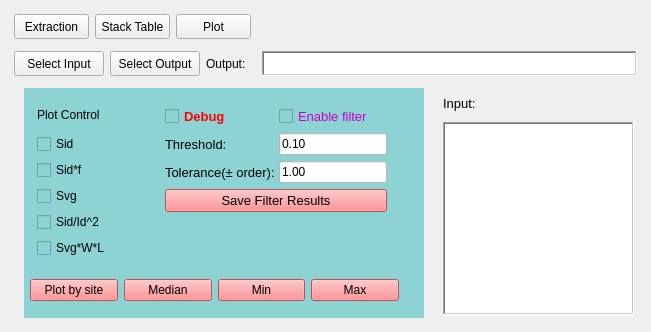
The window that ui/noise_tool_tab.ui (howlandhuang/Modular-Tool-gf) describes before a commit, drawn with Qt 5.
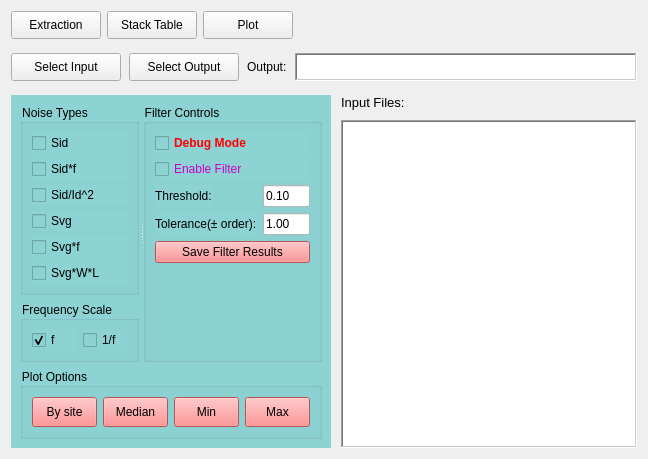
The same window after the commit. The open tabs and pages were chosen to show the change.

Diff of the .ui file:
```diff
--- a/ui/noise_tool_tab.ui
+++ b/ui/noise_tool_tab.ui
@@ -6,34 +6,43 @@
    <rect>
     <x>0</x>
     <y>0</y>
-    <width>647</width>
-    <height>330</height>
+    <width>648</width>
+    <height>406</height>
    </rect>
   </property>
   <property name="windowTitle">
    <string>Form</string>
   </property>
-  <layout class="QVBoxLayout" name="verticalLayout_6">
+  <layout class="QVBoxLayout" name="mainLayout" stretch="0,0,1">
    <item>
-    <layout class="QHBoxLayout" name="horizontalLayout_3">
+    <layout class="QHBoxLayout" name="navigationLayout">
+     <property name="spacing">
+      <number>6</number>
+     </property>
      <property name="leftMargin">
-      <number>3</number>
+      <number>0</number>
      </property>
      <property name="topMargin">
-      <number>3</number>
+      <number>0</number>
      </property>
      <property name="rightMargin">
-      <number>3</number>
+      <number>0</number>
      </property>
      <property name="bottomMargin">
-      <number>3</number>
+      <number>0</number>
      </property>
      <item>
       <widget class="QPushButton" name="data_extraction_tab_btn">
+       <property name="minimumSize">
+        <size>
+         <width>90</width>
+         <height>28</height>
+        </size>
+       </property>
        <property name="maximumSize">
         <size>
-         <width>75</width>
-         <height>25</height>
+         <width>16777215</width>
+         <height>28</height>
         </size>
        </property>
        <property name="text">
@@ -43,10 +52,16 @@
      </item>
      <item>
       <widget class="QPushButton" name="stack_table_tab_btn">
+       <property name="minimumSize">
+        <size>
+         <width>90</width>
+         <height>28</height>
+        </size>
+       </property>
        <property name="maximumSize">
         <size>
-         <width>75</width>
-         <height>25</height>
+         <width>16777215</width>
+         <height>28</height>
         </size>
        </property>
        <property name="text">
@@ -56,10 +71,16 @@
      </item>
      <item>
       <widget class="QPushButton" name="plot_tab_btn">
+       <property name="minimumSize">
+        <size>
+         <width>90</width>
+         <height>28</height>
+        </size>
+       </property>
        <property name="maximumSize">
         <size>
-         <width>75</width>
-         <height>25</height>
+         <width>16777215</width>
+         <height>28</height>
         </size>
        </property>
        <property name="text">
@@ -75,7 +96,7 @@
        <property name="sizeHint" stdset="0">
         <size>
          <width>40</width>
-         <height>25</height>
+         <height>20</height>
         </size>
        </property>
       </spacer>
@@ -83,31 +104,28 @@
     </layout>
    </item>
    <item>
-    <layout class="QHBoxLayout" name="horizontalLayout_4">
+    <layout class="QHBoxLayout" name="fileSelectionLayout">
+     <property name="spacing">
+      <number>8</number>
+     </property>
      <property name="leftMargin">
-      <number>3</number>
+      <number>0</number>
      </property>
      <property name="topMargin">
-      <number>3</number>
+      <number>8</number>
      </property>
      <property name="rightMargin">
-      <number>3</number>
+      <number>0</number>
      </property>
      <property name="bottomMargin">
-      <number>3</number>
+      <number>8</number>
      </property>
      <item>
       <widget class="QPushButton" name="input_selection_btn">
        <property name="minimumSize">
         <size>
-         <width>90</width>
-         <height>0</height>
-        </size>
-       </property>
-       <property name="maximumSize">
-        <size>
-         <width>90</width>
-         <height>25</height>
+         <width>110</width>
+         <height>28</height>
         </size>
        </property>
        <property name="text">
@@ -119,14 +137,8 @@
       <widget class="QPushButton" name="output_selection_btn">
        <property name="minimumSize">
         <size>
-         <width>90</width>
-         <height>0</height>
-        </size>
-       </property>
-       <property name="maximumSize">
-        <size>
-         <width>90</width>
-         <height>25</height>
+         <width>110</width>
+         <height>28</height>
         </size>
        </property>
        <property name="text">
@@ -136,24 +148,6 @@
      </item>
      <item>
       <widget class="QLabel" name="Output_label">
-       <property name="sizePolicy">
-        <sizepolicy hsizetype="Minimum" vsizetype="Fixed">
-         <horstretch>0</horstretch>
-         <verstretch>0</verstretch>
-        </sizepolicy>
-       </property>
-       <property name="minimumSize">
-        <size>
-         <width>50</width>
-         <height>0</height>
-        </size>
-       </property>
-       <property name="maximumSize">
-        <size>
-         <width>50</width>
-         <height>25</height>
-        </size>
-       </property>
        <property name="text">
         <string>Output:</string>
        </property>
@@ -161,22 +155,16 @@
      </item>
      <item>
       <widget class="QTextEdit" name="output_path_text">
-       <property name="sizePolicy">
-        <sizepolicy hsizetype="Minimum" vsizetype="Fixed">
-         <horstretch>0</horstretch>
-         <verstretch>0</verstretch>
-        </sizepolicy>
-       </property>
        <property name="minimumSize">
         <size>
-         <width>375</width>
-         <height>25</height>
+         <width>0</width>
+         <height>28</height>
         </size>
        </property>
        <property name="maximumSize">
         <size>
          <width>16777215</width>
-         <height>25</height>
+         <height>28</height>
         </size>
        </property>
        <property name="frameShape">
@@ -188,6 +176,9 @@
        <property name="verticalScrollBarPolicy">
         <enum>Qt::ScrollBarAlwaysOff</enum>
        </property>
+       <property name="horizontalScrollBarPolicy">
+        <enum>Qt::ScrollBarAlwaysOff</enum>
+       </property>
        <property name="readOnly">
         <bool>true</bool>
        </property>
@@ -196,45 +187,34 @@
     </layout>
    </item>
    <item>
-    <layout class="QHBoxLayout" name="horizontalLayout_5">
+    <layout class="QHBoxLayout" name="contentLayout" stretch="3,1">
+     <property name="spacing">
+      <number>10</number>
+     </property>
      <property name="leftMargin">
-      <number>3</number>
+      <number>0</number>
      </property>
      <property name="topMargin">
-      <number>3</number>
+      <number>0</number>
      </property>
      <property name="rightMargin">
-      <number>3</number>
+      <number>0</number>
      </property>
      <property name="bottomMargin">
-      <number>3</number>
-     </property>
-     <item>
-      <layout class="QVBoxLayout" name="verticalLayout">
-       <property name="leftMargin">
-        <number>10</number>
-       </property>
-       <property name="rightMargin">
-        <number>10</number>
+      <number>0</number>
        </property>
        <item>
         <widget class="QStackedWidget" name="stack_widget">
          <property name="sizePolicy">
-          <sizepolicy hsizetype="Fixed" vsizetype="Fixed">
+        <sizepolicy hsizetype="Fixed" vsizetype="Preferred">
            <horstretch>0</horstretch>
            <verstretch>0</verstretch>
           </sizepolicy>
          </property>
-         <property name="minimumSize">
-          <size>
-           <width>400</width>
-           <height>230</height>
-          </size>
-         </property>
          <property name="maximumSize">
           <size>
-           <width>400</width>
-           <height>230</height>
+         <width>320</width>
+         <height>16777215</height>
           </size>
          </property>
          <property name="styleSheet">
@@ -418,63 +398,20 @@
           </widget>
          </widget>
          <widget class="QWidget" name="plot_page">
-          <widget class="QWidget" name="verticalLayoutWidget_3">
-           <property name="geometry">
-            <rect>
-             <x>0</x>
-             <y>0</y>
-             <width>381</width>
-             <height>221</height>
-            </rect>
-           </property>
-           <layout class="QVBoxLayout" name="verticalLayout_5">
-            <property name="leftMargin">
-             <number>3</number>
-            </property>
-            <property name="topMargin">
-             <number>3</number>
-            </property>
-            <property name="rightMargin">
-             <number>3</number>
-            </property>
-            <property name="bottomMargin">
-             <number>3</number>
-            </property>
+        <layout class="QVBoxLayout" name="plotPageLayout">
             <item>
-             <layout class="QHBoxLayout" name="horizontalLayout_6">
-              <property name="leftMargin">
-               <number>5</number>
-              </property>
-              <property name="topMargin">
-               <number>5</number>
-              </property>
-              <property name="rightMargin">
-               <number>5</number>
-              </property>
-              <property name="bottomMargin">
-               <number>5</number>
-              </property>
+          <widget class="QSplitter" name="plotSplitter">
+           <property name="orientation">
+            <enum>Qt::Horizontal</enum>
+           </property>
+           <widget class="QWidget" name="plotControlsWidget">
+            <layout class="QVBoxLayout" name="plotControlsLayout">
               <item>
-               <layout class="QVBoxLayout" name="verticalLayout_4">
-                <property name="leftMargin">
-                 <number>5</number>
-                </property>
-                <property name="topMargin">
-                 <number>5</number>
-                </property>
-                <property name="rightMargin">
-                 <number>5</number>
-                </property>
-                <property name="bottomMargin">
-                 <number>5</number>
-                </property>
-                <item>
-                 <widget class="QLabel" name="page3">
-                  <property name="text">
-                   <string>Plot Control</string>
-                  </property>
-                 </widget>
-                </item>
+              <widget class="QGroupBox" name="noiseGroupBox">
+               <property name="title">
+                <string>Noise Types</string>
+               </property>
+               <layout class="QVBoxLayout" name="noiseTypesLayout">
                 <item>
                  <widget class="QCheckBox" name="sid_box">
                   <property name="text">
@@ -489,13 +426,6 @@
                   </property>
                  </widget>
                 </item>
-                <item>
-                 <widget class="QCheckBox" name="svg_box">
-                  <property name="text">
-                   <string>Svg</string>
-                  </property>
-                 </widget>
-                </item>
                 <item>
                  <widget class="QCheckBox" name="sid_id2_box">
                   <property name="text">
@@ -503,75 +433,84 @@
                   </property>
                  </widget>
                 </item>
+                <item>
+                 <widget class="QCheckBox" name="svg_box">
+                  <property name="text">
+                   <string>Svg</string>
+                  </property>
+                 </widget>
+                </item>
+                <item>
+                 <widget class="QCheckBox" name="svg_f_box">
+                  <property name="text">
+                   <string>Svg*f</string>
+                  </property>
+                 </widget>
+                </item>
                 <item>
                  <widget class="QCheckBox" name="svg_norm_box">
-                  <property name="sizePolicy">
-                   <sizepolicy hsizetype="MinimumExpanding" vsizetype="Fixed">
-                    <horstretch>0</horstretch>
-                    <verstretch>0</verstretch>
-                   </sizepolicy>
-                  </property>
                   <property name="text">
                    <string>Svg*W*L</string>
                   </property>
                  </widget>
                 </item>
                </layout>
+              </widget>
               </item>
               <item>
-               <layout class="QFormLayout" name="formLayout">
-                <property name="horizontalSpacing">
-                 <number>4</number>
-                </property>
-                <property name="leftMargin">
-                 <number>10</number>
-                </property>
-                <property name="topMargin">
-                 <number>10</number>
-                </property>
-                <property name="rightMargin">
-                 <number>10</number>
-                </property>
-                <property name="bottomMargin">
-                 <number>10</number>
-                </property>
-                <item row="0" column="0">
+              <widget class="QGroupBox" name="freqGroupBox">
+               <property name="title">
+                <string>Frequency Scale</string>
+               </property>
+               <layout class="QHBoxLayout" name="freqScaleLayout">
+                <item>
+                 <widget class="QCheckBox" name="f_box">
+                  <property name="text">
+                   <string>f</string>
+                  </property>
+                  <property name="checked">
+                   <bool>true</bool>
+                  </property>
+                 </widget>
+                </item>
+                <item>
+                 <widget class="QCheckBox" name="reciprocal_f_box">
+                  <property name="text">
+                   <string>1/f</string>
+                  </property>
+                 </widget>
+                </item>
+               </layout>
+              </widget>
+             </item>
+            </layout>
+           </widget>
+           <widget class="QWidget" name="filterControlsWidget">
+            <layout class="QVBoxLayout" name="filterControlsLayout">
+             <item>
+              <widget class="QGroupBox" name="filterGroupBox">
+               <property name="title">
+                <string>Filter Controls</string>
+               </property>
+               <layout class="QFormLayout" name="filterFormLayout">
+                <item row="0" column="0" colspan="2">
                  <widget class="QCheckBox" name="debug_mode_box">
                   <property name="font">
                    <font>
-                    <family>MS Shell Dlg 2</family>
-                    <pointsize>10</pointsize>
                     <weight>75</weight>
-                    <italic>false</italic>
                     <bold>true</bold>
-                    <underline>false</underline>
                    </font>
                   </property>
                   <property name="styleSheet">
                    <string notr="true">color: rgb(255, 0, 0);</string>
                   </property>
                   <property name="text">
-                   <string>Debug</string>
-                  </property>
-                  <property name="checked">
-                   <bool>false</bool>
-                  </property>
-                  <property name="autoRepeat">
-                   <bool>false</bool>
+                   <string>Debug Mode</string>
                   </property>
                  </widget>
                 </item>
-                <item row="0" column="1">
+                <item row="1" column="0" colspan="2">
                  <widget class="QCheckBox" name="filter_outliers_box">
-                  <property name="font">
-                   <font>
-                    <family>MS Shell Dlg 2</family>
-                    <pointsize>10</pointsize>
-                    <weight>50</weight>
-                    <italic>false</italic>
-                    <bold>false</bold>
-                   </font>
-                  </property>
                   <property name="styleSheet">
                    <string notr="true">font: 10pt &quot;MS Shell Dlg 2&quot;;
 color: rgb(202, 0, 202);
@@ -579,56 +518,18 @@
 </string>
                   </property>
                   <property name="text">
-                   <string>Enable filter</string>
-                  </property>
-                  <property name="checked">
-                   <bool>false</bool>
-                  </property>
-                  <property name="autoRepeat">
-                   <bool>false</bool>
+                   <string>Enable Filter</string>
                   </property>
                  </widget>
                 </item>
-                <item row="1" column="0">
+                <item row="2" column="0">
                  <widget class="QLabel" name="threshold_label">
-                  <property name="font">
-                   <font>
-                    <pointsize>10</pointsize>
-                   </font>
-                  </property>
                   <property name="text">
                    <string>Threshold:</string>
                   </property>
                  </widget>
                 </item>
-                <item row="2" column="0">
-                 <widget class="QLabel" name="tolerance_label">
-                  <property name="font">
-                   <font>
-                    <pointsize>10</pointsize>
-                   </font>
-                  </property>
-                  <property name="text">
-                   <string>Tolerance(± order):</string>
-                  </property>
-                 </widget>
-                </item>
-                <item row="3" column="0" colspan="2">
-                 <widget class="QPushButton" name="save_filtered_btn">
-                  <property name="font">
-                   <font>
-                    <pointsize>10</pointsize>
-                   </font>
-                  </property>
-                  <property name="styleSheet">
-                   <string notr="true">background-color: rgb(255, 116, 118);</string>
-                  </property>
-                  <property name="text">
-                   <string>Save Filter Results</string>
-                  </property>
-                 </widget>
-                </item>
-                <item row="1" column="1">
+                <item row="2" column="1">
                  <widget class="QLineEdit" name="filter_threshold_edit">
                   <property name="styleSheet">
                    <string notr="true">background-color: rgb(255, 255, 255);</string>
@@ -636,21 +537,16 @@
                   <property name="text">
                    <string>0.10</string>
                   </property>
-                  <property name="maxLength">
-                   <number>5</number>
+                 </widget>
+                </item>
+                <item row="3" column="0">
+                 <widget class="QLabel" name="tolerance_label">
+                  <property name="text">
+                   <string>Tolerance(± order):</string>
                   </property>
-                  <property name="frame">
-                   <bool>true</bool>
-                  </property>
-                  <property name="echoMode">
-                   <enum>QLineEdit::Normal</enum>
-                  </property>
-                  <property name="dragEnabled">
-                   <bool>false</bool>
-                  </property>
                  </widget>
                 </item>
-                <item row="2" column="1">
+                <item row="3" column="1">
                  <widget class="QLineEdit" name="filter_tolerance_edit">
                   <property name="styleSheet">
                    <string notr="true">background-color: rgb(255, 255, 255);</string>
@@ -658,50 +554,55 @@
                   <property name="text">
                    <string>1.00</string>
                   </property>
-                  <property name="maxLength">
-                   <number>6</number>
+                 </widget>
+                </item>
+                <item row="4" column="0" colspan="2">
+                 <widget class="QPushButton" name="save_filtered_btn">
+                  <property name="styleSheet">
+                   <string notr="true">background-color: rgb(255, 116, 118);</string>
                   </property>
-                  <property name="frame">
-                   <bool>true</bool>
+                  <property name="text">
+                   <string>Save Filter Results</string>
                   </property>
-                  <property name="echoMode">
-                   <enum>QLineEdit::Normal</enum>
-                  </property>
-                  <property name="dragEnabled">
-                   <bool>false</bool>
-                  </property>
                  </widget>
                 </item>
                </layout>
-              </item>
-             </layout>
+              </widget>
+             </item>
+            </layout>
+           </widget>
+          </widget>
             </item>
             <item>
-             <layout class="QHBoxLayout" name="horizontalLayout_2">
-              <property name="leftMargin">
-               <number>3</number>
-              </property>
-              <property name="topMargin">
-               <number>5</number>
-              </property>
-              <property name="rightMargin">
-               <number>3</number>
-              </property>
-              <property name="bottomMargin">
-               <number>5</number>
-              </property>
+          <widget class="QGroupBox" name="plotButtonsGroupBox">
+           <property name="title">
+            <string>Plot Options</string>
+           </property>
+           <layout class="QHBoxLayout" name="plotButtonsLayout">
               <item>
                <widget class="QPushButton" name="by_site_btn">
+              <property name="minimumSize">
+               <size>
+                <width>0</width>
+                <height>30</height>
+               </size>
+              </property>
                 <property name="styleSheet">
                  <string notr="true">background-color: rgb(255, 116, 118);</string>
                 </property>
                 <property name="text">
-                 <string>Plot by site</string>
+               <string>By site</string>
                 </property>
                </widget>
               </item>
               <item>
                <widget class="QPushButton" name="med_only_btn">
+              <property name="minimumSize">
+               <size>
+                <width>0</width>
+                <height>30</height>
+               </size>
+              </property>
                 <property name="styleSheet">
                  <string notr="true">background-color: rgb(255, 116, 118);</string>
                 </property>
@@ -712,6 +613,12 @@
               </item>
               <item>
                <widget class="QPushButton" name="min_only_btn">
+              <property name="minimumSize">
+               <size>
+                <width>0</width>
+                <height>30</height>
+               </size>
+              </property>
                 <property name="styleSheet">
                  <string notr="true">background-color: rgb(255, 116, 118);</string>
                 </property>
@@ -722,6 +629,12 @@
               </item>
               <item>
                <widget class="QPushButton" name="max_only_btn">
+              <property name="minimumSize">
+               <size>
+                <width>0</width>
+                <height>30</height>
+               </size>
+              </property>
                 <property name="styleSheet">
                  <string notr="true">background-color: rgb(255, 116, 118);</string>
                 </property>
@@ -731,75 +644,34 @@
                </widget>
               </item>
              </layout>
+          </widget>
             </item>
            </layout>
           </widget>
          </widget>
-        </widget>
-       </item>
-      </layout>
      </item>
      <item>
-      <layout class="QVBoxLayout" name="verticalLayout_3">
-       <property name="leftMargin">
-        <number>3</number>
-       </property>
-       <property name="topMargin">
-        <number>3</number>
-       </property>
-       <property name="rightMargin">
-        <number>3</number>
-       </property>
-       <property name="bottomMargin">
-        <number>3</number>
-       </property>
+      <layout class="QVBoxLayout" name="fileListLayout">
        <item>
         <widget class="QLabel" name="Input_label">
-         <property name="minimumSize">
-          <size>
-           <width>30</width>
-           <height>25</height>
-          </size>
-         </property>
-         <property name="maximumSize">
-          <size>
-           <width>50</width>
-           <height>25</height>
-          </size>
-         </property>
          <property name="font">
           <font>
            <pointsize>10</pointsize>
           </font>
          </property>
          <property name="text">
-          <string>Input:</string>
+          <string>Input Files:</string>
          </property>
         </widget>
        </item>
        <item>
         <widget class="QListView" name="input_files_listview">
-         <property name="minimumSize">
-          <size>
-           <width>0</width>
-           <height>0</height>
-          </size>
-         </property>
-         <property name="maximumSize">
-          <size>
-           <width>2000</width>
-           <height>1000</height>
-          </size>
-         </property>
          <property name="frameShape">
           <enum>QFrame::WinPanel</enum>
          </property>
          <property name="frameShadow">
           <enum>QFrame::Sunken</enum>
          </property>
-         <property name="lineWidth">
-          <number>1</number>
-         </property>
         </widget>
        </item>
       </layout>
```
Left out of the diff: 283 changed lines with no effect on the pictures. Lines whose indentation alone changed are shown as unchanged.
